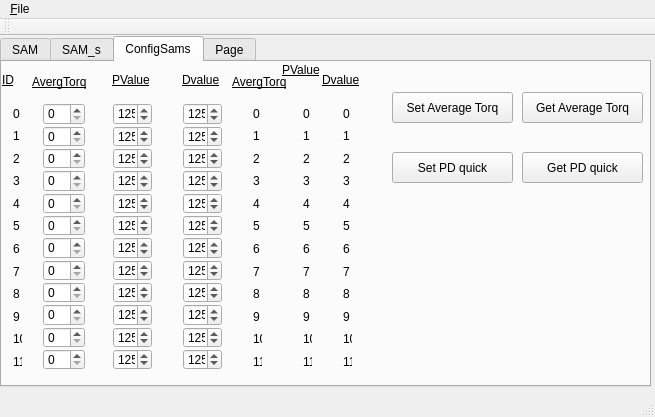
The window that main_sam_test.ui (NhatTanXT3/QtSAMtest) describes before a commit, drawn with Qt 5.
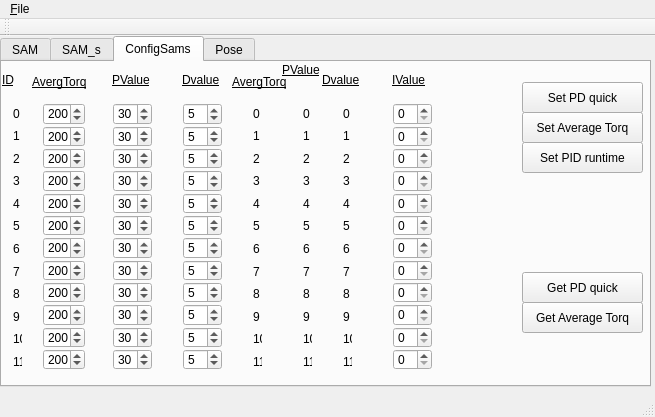
The same window after the commit. The open tabs and pages were chosen to show the change.

The edit to the form file:
```diff
--- a/main_sam_test.ui
+++ b/main_sam_test.ui
@@ -1730,7 +1730,7 @@
           <number>4000</number>
          </property>
          <property name="value">
-          <number>0</number>
+          <number>2000</number>
          </property>
         </widget>
        </item>
@@ -1743,7 +1743,7 @@
           <number>4000</number>
          </property>
          <property name="value">
-          <number>0</number>
+          <number>2000</number>
          </property>
         </widget>
        </item>
@@ -1756,7 +1756,7 @@
           <number>4000</number>
          </property>
          <property name="value">
-          <number>0</number>
+          <number>2000</number>
          </property>
         </widget>
        </item>
@@ -1769,7 +1769,7 @@
           <number>4000</number>
          </property>
          <property name="value">
-          <number>0</number>
+          <number>2000</number>
          </property>
         </widget>
        </item>
@@ -1782,7 +1782,7 @@
           <number>4000</number>
          </property>
          <property name="value">
-          <number>0</number>
+          <number>2000</number>
          </property>
         </widget>
        </item>
@@ -1795,7 +1795,7 @@
           <number>4000</number>
          </property>
          <property name="value">
-          <number>0</number>
+          <number>2000</number>
          </property>
         </widget>
        </item>
@@ -1808,7 +1808,7 @@
           <number>4000</number>
          </property>
          <property name="value">
-          <number>0</number>
+          <number>2000</number>
          </property>
         </widget>
        </item>
@@ -1821,7 +1821,7 @@
           <number>4000</number>
          </property>
          <property name="value">
-          <number>0</number>
+          <number>2000</number>
          </property>
         </widget>
        </item>
@@ -1834,7 +1834,7 @@
           <number>4000</number>
          </property>
          <property name="value">
-          <number>0</number>
+          <number>2000</number>
          </property>
         </widget>
        </item>
@@ -1847,7 +1847,7 @@
           <number>4000</number>
          </property>
          <property name="value">
-          <number>0</number>
+          <number>2000</number>
          </property>
         </widget>
        </item>
@@ -1860,7 +1860,7 @@
           <number>4000</number>
          </property>
          <property name="value">
-          <number>0</number>
+          <number>2000</number>
          </property>
         </widget>
        </item>
@@ -1873,7 +1873,7 @@
           <number>4000</number>
          </property>
          <property name="value">
-          <number>0</number>
+          <number>2000</number>
          </property>
         </widget>
        </item>
@@ -1958,7 +1958,7 @@
           <number>254</number>
          </property>
          <property name="value">
-          <number>125</number>
+          <number>30</number>
          </property>
         </widget>
        </item>
@@ -1971,7 +1971,7 @@
           <number>254</number>
          </property>
          <property name="value">
-          <number>125</number>
+          <number>30</number>
          </property>
         </widget>
        </item>
@@ -1984,7 +1984,7 @@
           <number>254</number>
          </property>
          <property name="value">
-          <number>125</number>
+          <number>30</number>
          </property>
         </widget>
        </item>
@@ -1997,7 +1997,7 @@
           <number>254</number>
          </property>
          <property name="value">
-          <number>125</number>
+          <number>30</number>
          </property>
         </widget>
        </item>
@@ -2010,7 +2010,7 @@
           <number>254</number>
          </property>
          <property name="value">
-          <number>125</number>
+          <number>30</number>
          </property>
         </widget>
        </item>
@@ -2023,7 +2023,7 @@
           <number>254</number>
          </property>
          <property name="value">
-          <number>125</number>
+          <number>30</number>
          </property>
         </widget>
        </item>
@@ -2036,7 +2036,7 @@
           <number>254</number>
          </property>
          <property name="value">
-          <number>125</number>
+          <number>30</number>
          </property>
         </widget>
        </item>
@@ -2049,7 +2049,7 @@
           <number>254</number>
          </property>
          <property name="value">
-          <number>125</number>
+          <number>30</number>
          </property>
         </widget>
        </item>
@@ -2062,7 +2062,7 @@
           <number>254</number>
          </property>
          <property name="value">
-          <number>125</number>
+          <number>30</number>
          </property>
         </widget>
        </item>
@@ -2075,7 +2075,7 @@
           <number>254</number>
          </property>
          <property name="value">
-          <number>125</number>
+          <number>30</number>
          </property>
         </widget>
        </item>
@@ -2088,7 +2088,7 @@
           <number>254</number>
          </property>
          <property name="value">
-          <number>125</number>
+          <number>30</number>
          </property>
         </widget>
        </item>
@@ -2101,7 +2101,7 @@
           <number>254</number>
          </property>
          <property name="value">
-          <number>125</number>
+          <number>30</number>
          </property>
         </widget>
        </item>
@@ -2129,7 +2129,7 @@
           <number>254</number>
          </property>
          <property name="value">
-          <number>125</number>
+          <number>5</number>
          </property>
         </widget>
        </item>
@@ -2142,7 +2142,7 @@
           <number>254</number>
          </property>
          <property name="value">
-          <number>125</number>
+          <number>5</number>
          </property>
         </widget>
        </item>
@@ -2155,7 +2155,7 @@
           <number>254</number>
          </property>
          <property name="value">
-          <number>125</number>
+          <number>5</number>
          </property>
         </widget>
        </item>
@@ -2168,7 +2168,7 @@
           <number>254</number>
          </property>
          <property name="value">
-          <number>125</number>
+          <number>5</number>
          </property>
         </widget>
        </item>
@@ -2181,7 +2181,7 @@
           <number>254</number>
          </property>
          <property name="value">
-          <number>125</number>
+          <number>5</number>
          </property>
         </widget>
        </item>
@@ -2194,7 +2194,7 @@
           <number>254</number>
          </property>
          <property name="value">
-          <number>125</number>
+          <number>5</number>
          </property>
         </widget>
        </item>
@@ -2207,7 +2207,7 @@
           <number>254</number>
          </property>
          <property name="value">
-          <number>125</number>
+          <number>5</number>
          </property>
         </widget>
        </item>
@@ -2220,7 +2220,7 @@
           <number>254</number>
          </property>
          <property name="value">
-          <number>125</number>
+          <number>5</number>
          </property>
         </widget>
        </item>
@@ -2233,7 +2233,7 @@
           <number>254</number>
          </property>
          <property name="value">
-          <number>125</number>
+          <number>5</number>
          </property>
         </widget>
        </item>
@@ -2246,7 +2246,7 @@
           <number>254</number>
          </property>
          <property name="value">
-          <number>125</number>
+          <number>5</number>
          </property>
         </widget>
        </item>
@@ -2259,7 +2259,7 @@
           <number>254</number>
          </property>
          <property name="value">
-          <number>125</number>
+          <number>5</number>
          </property>
         </widget>
        </item>
@@ -2272,7 +2272,7 @@
           <number>254</number>
          </property>
          <property name="value">
-          <number>125</number>
+          <number>5</number>
          </property>
         </widget>
        </item>
@@ -2282,7 +2282,7 @@
       <property name="geometry">
        <rect>
         <x>520</x>
-        <y>30</y>
+        <y>240</y>
         <width>121</width>
         <height>31</height>
        </rect>
@@ -2294,8 +2294,8 @@
      <widget class="QPushButton" name="pushButton_setAvergTorq">
       <property name="geometry">
        <rect>
-        <x>390</x>
-        <y>30</y>
+        <x>520</x>
+        <y>50</y>
         <width>121</width>
         <height>31</height>
        </rect>
@@ -2307,8 +2307,8 @@
      <widget class="QPushButton" name="pushButton_setPDquickAll">
       <property name="geometry">
        <rect>
-        <x>390</x>
-        <y>90</y>
+        <x>520</x>
+        <y>20</y>
         <width>121</width>
         <height>31</height>
        </rect>
@@ -2321,7 +2321,7 @@
       <property name="geometry">
        <rect>
         <x>520</x>
-        <y>90</y>
+        <y>210</y>
         <width>121</width>
         <height>31</height>
        </rect>
@@ -2814,10 +2814,213 @@
        <string>Dvalue</string>
       </property>
      </widget>
+     <widget class="QPushButton" name="pushButton_setPDIquickAll">
+      <property name="geometry">
+       <rect>
+        <x>520</x>
+        <y>80</y>
+        <width>121</width>
+        <height>31</height>
+       </rect>
+      </property>
+      <property name="text">
+       <string>Set PID runtime</string>
+      </property>
+     </widget>
+     <widget class="QWidget" name="verticalLayoutWidget_16">
+      <property name="geometry">
+       <rect>
+        <x>380</x>
+        <y>30</y>
+        <width>61</width>
+        <height>289</height>
+       </rect>
+      </property>
+      <layout class="QVBoxLayout" name="verticalLayout_16">
+       <property name="spacing">
+        <number>1</number>
+       </property>
+       <item>
+        <widget class="QSpinBox" name="spinBox_I_ID0_7">
+         <property name="minimum">
+          <number>0</number>
+         </property>
+         <property name="maximum">
+          <number>10</number>
+         </property>
+         <property name="value">
+          <number>0</number>
+         </property>
+        </widget>
+       </item>
+       <item>
+        <widget class="QSpinBox" name="spinBox_I_ID1_7">
+         <property name="minimum">
+          <number>0</number>
+         </property>
+         <property name="maximum">
+          <number>10</number>
+         </property>
+         <property name="value">
+          <number>0</number>
+         </property>
+        </widget>
+       </item>
+       <item>
+        <widget class="QSpinBox" name="spinBox_I_ID2_7">
+         <property name="minimum">
+          <number>0</number>
+         </property>
+         <property name="maximum">
+          <number>10</number>
+         </property>
+         <property name="value">
+          <number>0</number>
+         </property>
+        </widget>
+       </item>
+       <item>
+        <widget class="QSpinBox" name="spinBox_I_ID3_7">
+         <property name="minimum">
+          <number>0</number>
+         </property>
+         <property name="maximum">
+          <number>10</number>
+         </property>
+         <property name="value">
+          <number>0</number>
+         </property>
+        </widget>
+       </item>
+       <item>
+        <widget class="QSpinBox" name="spinBox_I_ID4_7">
+         <property name="minimum">
+          <number>0</number>
+         </property>
+         <property name="maximum">
+          <number>10</number>
+         </property>
+         <property name="value">
+          <number>0</number>
+         </property>
+        </widget>
+       </item>
+       <item>
+        <widget class="QSpinBox" name="spinBox_I_ID5_7">
+         <property name="minimum">
+          <number>0</number>
+         </property>
+         <property name="maximum">
+          <number>10</number>
+         </property>
+         <property name="value">
+          <number>0</number>
+         </property>
+        </widget>
+       </item>
+       <item>
+        <widget class="QSpinBox" name="spinBox_I_ID6_7">
+         <property name="minimum">
+          <number>0</number>
+         </property>
+         <property name="maximum">
+          <number>10</number>
+         </property>
+         <property name="value">
+          <number>0</number>
+         </property>
+        </widget>
+       </item>
+       <item>
+        <widget class="QSpinBox" name="spinBox_I_ID7_7">
+         <property name="minimum">
+          <number>0</number>
+         </property>
+         <property name="maximum">
+          <number>10</number>
+         </property>
+         <property name="value">
+          <number>0</number>
+         </property>
+        </widget>
+       </item>
+       <item>
+        <widget class="QSpinBox" name="spinBox_I_ID8_7">
+         <property name="minimum">
+          <number>0</number>
+         </property>
+         <property name="maximum">
+          <number>10</number>
+         </property>
+         <property name="value">
+          <number>0</number>
+         </property>
+        </widget>
+       </item>
+       <item>
+        <widget class="QSpinBox" name="spinBox_I_ID9_7">
+         <property name="minimum">
+          <number>0</number>
+         </property>
+         <property name="maximum">
+          <number>10</number>
+         </property>
+         <property name="value">
+          <number>0</number>
+         </property>
+        </widget>
+       </item>
+       <item>
+        <widget class="QSpinBox" name="spinBox_I_ID10_7">
+         <property name="minimum">
+          <number>0</number>
+         </property>
+         <property name="maximum">
+          <number>10</number>
+         </property>
+         <property name="value">
+          <number>0</number>
+         </property>
+        </widget>
+       </item>
+       <item>
+        <widget class="QSpinBox" name="spinBox_I_ID11_7">
+         <property name="minimum">
+          <number>0</number>
+         </property>
+         <property name="maximum">
+          <number>10</number>
+         </property>
+         <property name="value">
+          <number>0</number>
+         </property>
+        </widget>
+       </item>
+      </layout>
+     </widget>
+     <widget class="QLabel" name="label_61">
+      <property name="geometry">
+       <rect>
+        <x>390</x>
+        <y>10</y>
+        <width>61</width>
+        <height>16</height>
+       </rect>
+      </property>
+      <property name="font">
+       <font>
+        <pointsize>9</pointsize>
+        <underline>true</underline>
+       </font>
+      </property>
+      <property name="text">
+       <string>IValue</string>
+      </property>
+     </widget>
     </widget>
     <widget class="QWidget" name="tab_4">
      <attribute name="title">
-      <string>Page</string>
+      <string>Pose</string>
      </attribute>
     </widget>
    </widget>
```
Left out of the diff: 184 changed lines with no effect on the pictures.
